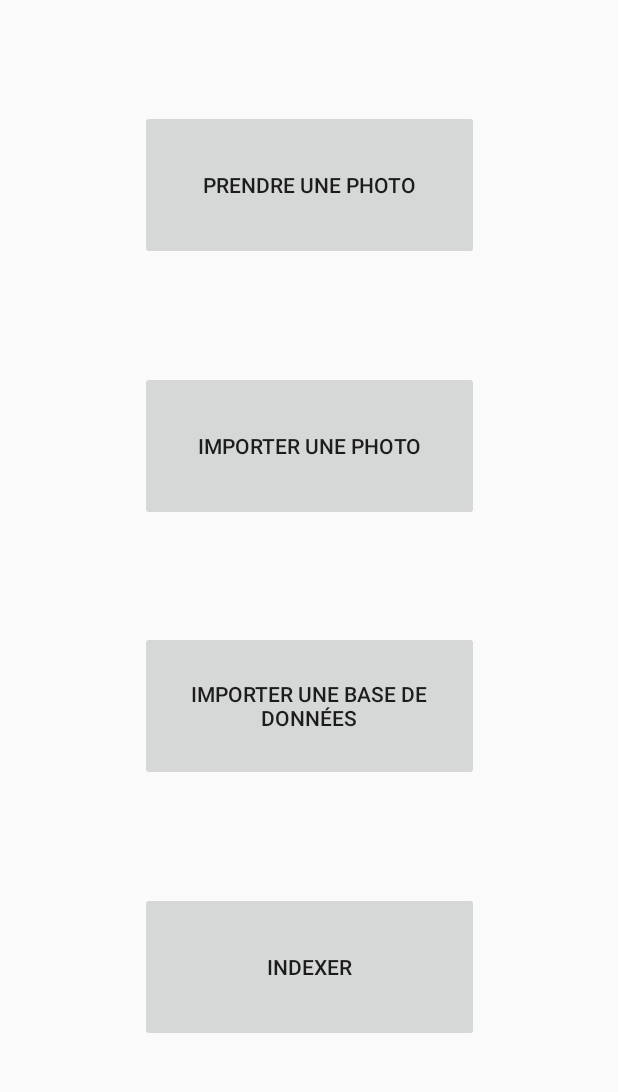
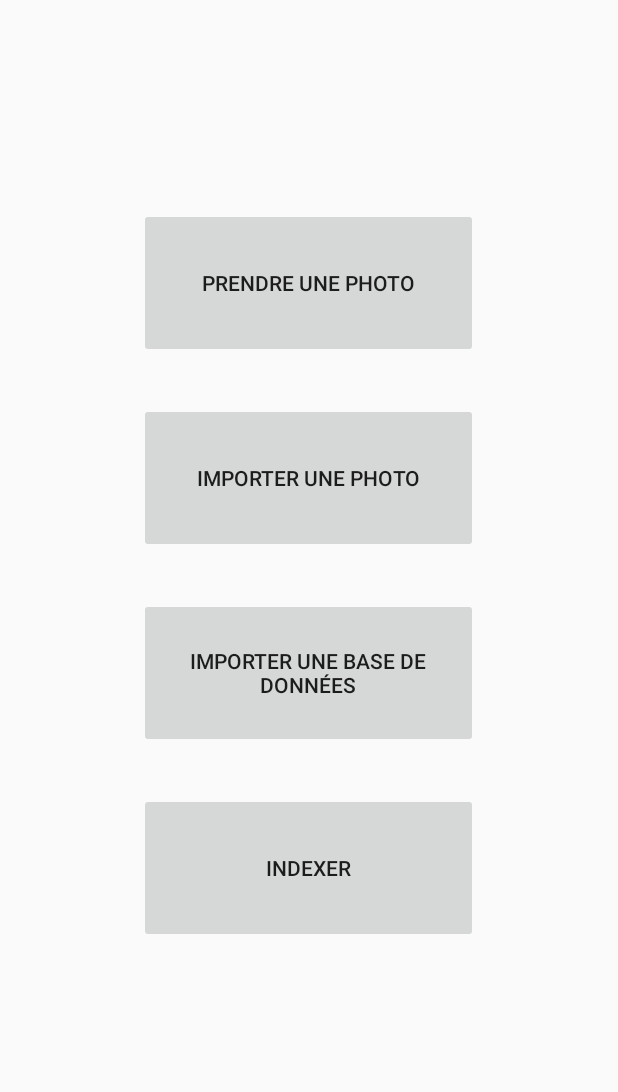
Before and after one commit to giac-imt/imageMobile, an Android app: the screen it shows after launch (MainActivity), on a phone screen of 412 x 824 dp, the part 84-1176 px from its top. Run offline under Robolectric (Android 15) with nearby library versions, the phone set to English and light mode, and no system bars; our stand-ins replace Volley.

Commit message:
Remplacement du constraint par un linear accueil

```diff
--- a/FrontImageMobile/app/src/main/res/layout/activity_main.xml
+++ b/FrontImageMobile/app/src/main/res/layout/activity_main.xml
@@ -1,46 +1,37 @@
 <?xml version="1.0" encoding="utf-8"?>
-<android.support.constraint.ConstraintLayout xmlns:android="http://schemas.android.com/apk/res/android"
+<android.support.v7.widget.LinearLayoutCompat
+    xmlns:android="http://schemas.android.com/apk/res/android"
     xmlns:app="http://schemas.android.com/apk/res-auto"
     xmlns:tools="http://schemas.android.com/tools"
     android:layout_width="match_parent"
     android:layout_height="match_parent"
+    android:orientation="vertical"
+    android:gravity="center_vertical"
     tools:context=".MainActivity">
 
     <Button
         android:id="@+id/prendre_photo"
         android:layout_width="226dp"
         android:layout_height="100dp"
-        android:layout_marginStart="8dp"
-        android:layout_marginEnd="8dp"
+        android:layout_marginBottom="30dp"
         android:text="@string/main_activity_btn_prendre_photo"
-        app:layout_constraintBottom_toTopOf="@+id/importer_photo"
-        app:layout_constraintEnd_toEndOf="parent"
-        app:layout_constraintStart_toStartOf="parent"
-        app:layout_constraintTop_toTopOf="parent" />
+        android:layout_gravity="center"/>
 
     <Button
         android:id="@+id/importer_photo"
         android:layout_width="226dp"
         android:layout_height="100dp"
-        android:layout_marginStart="8dp"
-        android:layout_marginEnd="8dp"
+        android:layout_marginBottom="30dp"
         android:text="@string/main_activity_btn_importer_photo"
-        app:layout_constraintBottom_toTopOf="@+id/importer_zip"
-        app:layout_constraintEnd_toEndOf="parent"
-        app:layout_constraintStart_toStartOf="parent"
-        app:layout_constraintTop_toBottomOf="@+id/prendre_photo" />
+        android:layout_gravity="center" />
 
     <Button
         android:id="@+id/importer_zip"
         android:layout_width="226dp"
         android:layout_height="100dp"
-        android:layout_marginStart="8dp"
-        android:layout_marginEnd="8dp"
+        android:layout_marginBottom="30dp"
         android:text="@string/main_activity_btn_importer_zip"
-        app:layout_constraintBottom_toTopOf="@+id/indexer"
-        app:layout_constraintEnd_toEndOf="parent"
-        app:layout_constraintStart_toStartOf="parent"
-        app:layout_constraintTop_toBottomOf="@+id/importer_photo" />
+        android:layout_gravity="center"/>
 
     <Button
         android:id="@+id/indexer"
@@ -49,9 +40,6 @@
         android:layout_marginStart="8dp"
         android:layout_marginEnd="8dp"
         android:text="@string/main_activity_btn_indexer"
-        app:layout_constraintBottom_toBottomOf="parent"
-        app:layout_constraintEnd_toEndOf="parent"
-        app:layout_constraintStart_toStartOf="parent"
-        app:layout_constraintTop_toBottomOf="@+id/importer_zip" />
+        android:layout_gravity="center"/>
 
-</android.support.constraint.ConstraintLayout>
+</android.support.v7.widget.LinearLayoutCompat>
```
